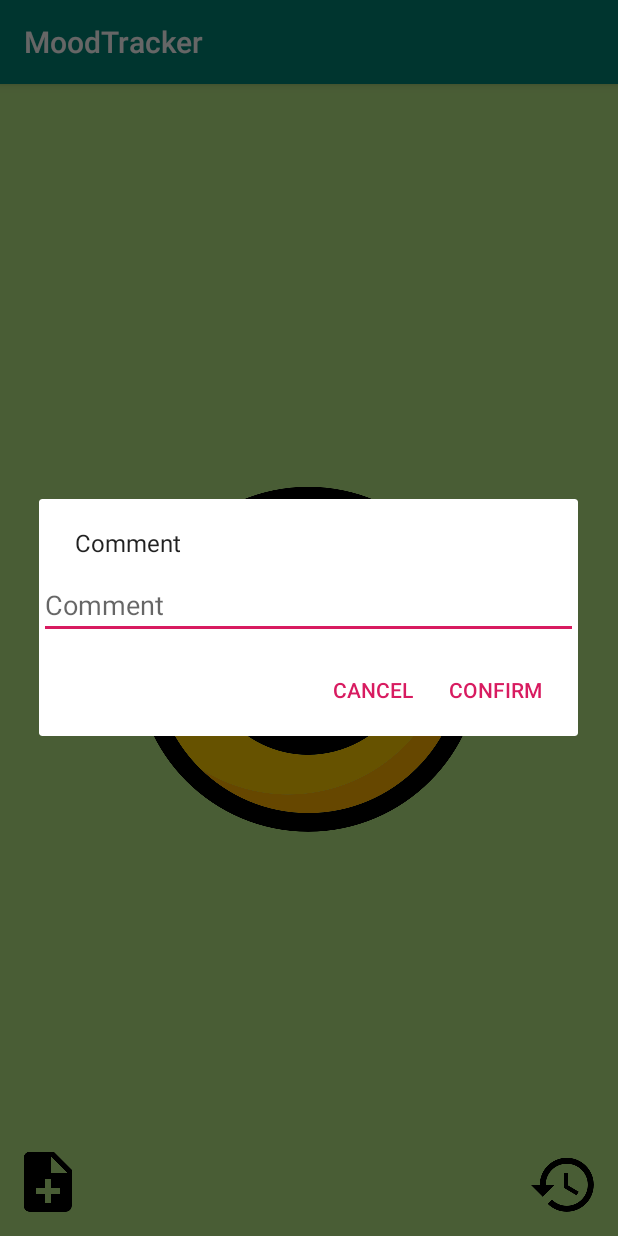
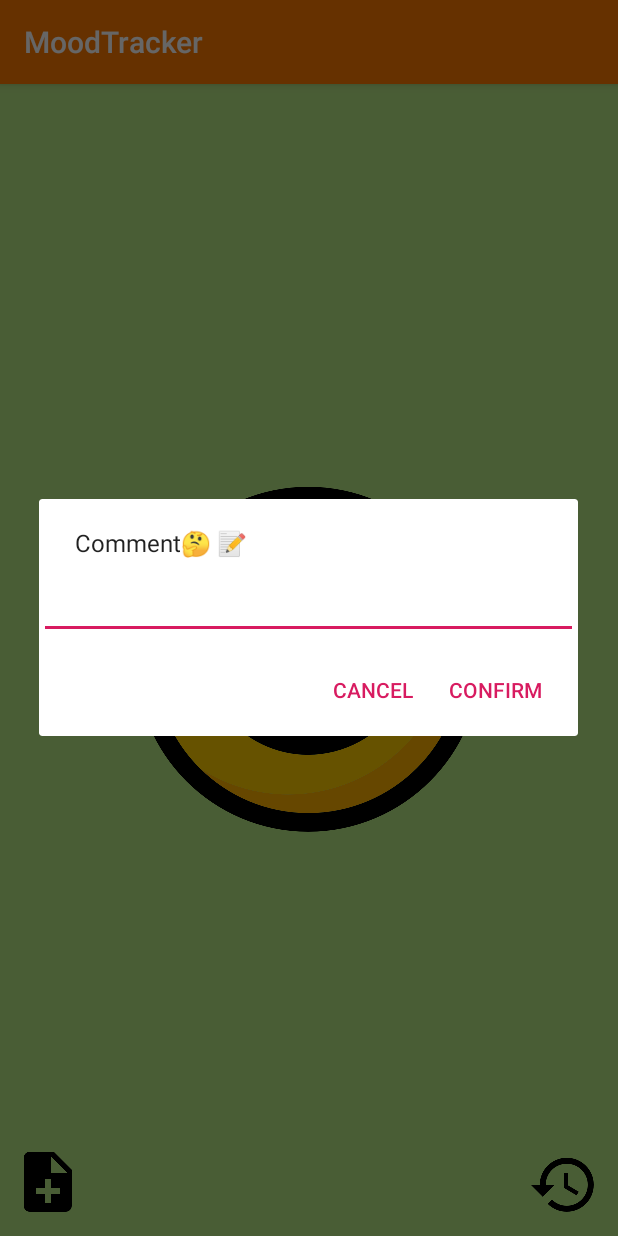
Before and after one commit to mutwakilmo/MoodTracker, an Android app: the MainActivity screen opened directly, with no data from a screen before it, after a tap on "Add Comment Button", on a phone screen of 412 x 824 dp. Run offline under Robolectric (Android 15) with nearby library versions, the phone set to English and light mode, and no system bars.

Commit message:
update[2]

```diff
--- a/app/src/main/java/com/mutwakilmo/android/moodtracker/ui/MainActivity.java
+++ b/app/src/main/java/com/mutwakilmo/android/moodtracker/ui/MainActivity.java
@@ -54,13 +54,10 @@ public class MainActivity extends AppCompatActivity implements GestureDetector.O
             @Override
             public void onClick(View view) {
                 AlertDialog.Builder builder = new AlertDialog.Builder(MainActivity.this);
+                final EditText editText = new EditText(MainActivity.this);
 
 
-                final EditText editText = new EditText(MainActivity.this);
-                editText.setHint("Comment");
-
-
-                builder.setMessage("Comment").setView(editText)
+                builder.setMessage("Comment\uD83E\uDD14 \uD83D\uDCDD").setView(editText)
                         .setPositiveButton("CONFIRM", new DialogInterface.OnClickListener() {
                             @Override
                             public void onClick(DialogInterface dialog, int which) {
--- a/app/src/main/res/values/colors.xml
+++ b/app/src/main/res/values/colors.xml
@@ -1,6 +1,6 @@
 <?xml version="1.0" encoding="utf-8"?>
 <resources>
-    <color name="colorPrimary">#008577</color>
+    <color name="colorPrimary">	#ff7b00</color>
     <color name="colorPrimaryDark">#00574B</color>
     <color name="colorAccent">#D81B60</color>
 
```
Also changed, not shown: 1 other file.
